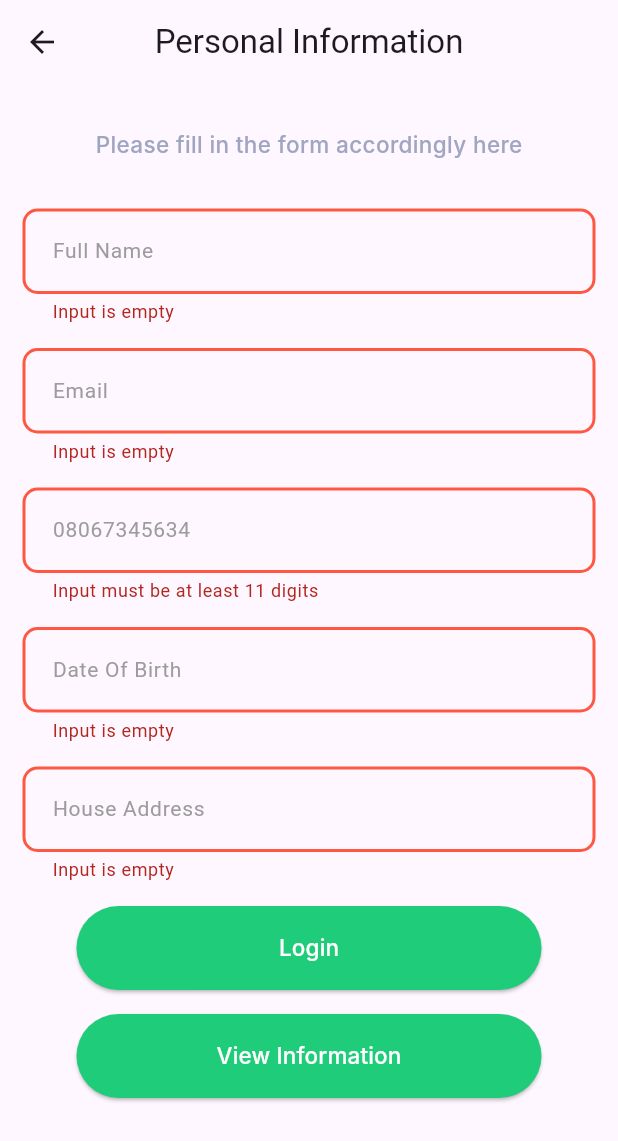
After one commit to beevers/ExpatSwap-FlutterTask, a Flutter app: the PersonalInfoScreen screen opened directly, after a tap on "Login", on a phone screen of 412 x 824 dp. The commit adds this screen. Shown: the top 1141 px of the screen. Run offline on Flutter 3.47's test engine with Material 2 defaults, Android fonts, the phone set to English and light mode, and no system bars; our stand-ins replace animated_splash_screen, flutter_riverpod, flutter_screenutil, get; Roboto replaces fonts that are missing (Inter).

Commit message:
added personal info UI alongside helpful classes

```diff
--- /dev/null
+++ b/lib/data/controllers/form_controller/text_form_cont.dart
@@ -0,0 +1,8 @@
+import 'package:flutter/material.dart';
+
+//Personal Information Form Controllers
+final TextEditingController nameController = TextEditingController();
+final TextEditingController emailController = TextEditingController();
+final TextEditingController phoneController = TextEditingController();
+final TextEditingController dobController = TextEditingController();
+final TextEditingController addressController = TextEditingController();
--- /dev/null
+++ b/lib/data/helper/validation_helper.dart
@@ -0,0 +1,59 @@
+class ValidationHelper {
+  static String? isValidInput(String? data,
+      {int? minLength = 1, int? maxLength}) {
+    if (data == null) return 'Input is empty';
+    data = data.trim();
+    if (data.isEmpty) return 'Input is empty';
+    if (data.length < (minLength == 5 ? 1 : minLength ?? 1)) {
+      return 'Input is lesser than $minLength characters.';
+    }
+    if (maxLength != null) {
+      if (data.length > maxLength) {
+        return "Input must be at most $maxLength characters.";
+      }
+    }
+    return null;
+  }
+
+  static String? isValidString(String data, {int? minLength}) {
+    data = data.trim();
+    String? result = isValidInput(data, minLength: minLength);
+    if (result != null) return result;
+
+    final RegExp charRegExp = RegExp('[0-9]');
+    if (charRegExp.hasMatch(data)) return 'Input is not valid';
+    return null;
+  }
+
+  static String? isValidEmail(String data, {int? minLength}) {
+    data = data.trim();
+    String? result = isValidInput(data, minLength: minLength);
+    if (result != null) return result;
+
+    final RegExp charRegExp = RegExp(
+        r'^(([^<>()[\]\\.,;:\s@\"]+(\.[^<>()[\]\\.,;:\s@\"]+)*)|(\".+\"))@((\[[0-9]{1,3}\.[0-9]{1,3}\.[0-9]{1,3}\.[0-9]{1,3}\])|(([a-zA-Z\-0-9]+\.)+[a-zA-Z]{2,}))$');
+    if (!charRegExp.hasMatch(data)) return 'Input is not a valid email';
+    return null;
+  }
+
+  static String? isValidPhoneNumber(String data,
+      {int minLength = 11, int maxLength = 11}) {
+    data = data.trim();
+    String? result = isValidInput(
+      data,
+      minLength: minLength,
+    );
+    if (data.length > maxLength) {
+      return "Input must be at most $maxLength digits";
+    }
+    if (data.length < minLength) {
+      return "Input must be at least $minLength digits";
+    }
+    if (result != null) return result;
+
+    // ignore: unused_local_variable
+    final RegExp charRegExp = RegExp(r'(^(?:[+0]9)?[0-9]{10,12}$)');
+    // if(!charRegExp.hasMatch(data)) return 'Input is not a valid mobile number';
+    return null;
+  }
+}
--- a/lib/view/presentation/auth/app_login_screen.dart
+++ b/lib/view/presentation/auth/app_login_screen.dart
@@ -1,10 +1,12 @@
 import 'package:flutter/material.dart';
 import 'package:flutter_riverpod/flutter_riverpod.dart';
+import 'package:get/get.dart';
 
 import '../../../data/utils/space_utils.dart';
 import '../../theme/app_color.dart';
 import '../../theme/text_style.dart';
 import '../../widget/button_widget/app_button.dart';
+import '../home/personal_info_screen.dart';
 
 class AppLoginScreen extends ConsumerStatefulWidget {
   const AppLoginScreen({super.key});
@@ -40,16 +42,18 @@ class _AppLoginScreenState extends ConsumerState<AppLoginScreen> {
                   ),
                   SpaceUtil.h(8),
                   Text(
-                    "Please Sign using your google account here",
+                    "Please Sign In using your google account here",
                     style: RecipeText.small(),
                   ),
                   SpaceUtil.h(128),
                   AppButton(
-                      imageTitle: "assets/images/google.png",
-                      color: red,
-                      isLoading: false,
-                      function: () {},
-                      isLarge: true),
+                    imageTitle: "assets/images/google.png",
+                    color: red,
+                    isLoading: false,
+                    function: () {
+                      Get.to(() => const PersonalInfoScreen());
+                    },
+                  ),
                 ],
               ),
             ),
--- /dev/null
+++ b/lib/view/presentation/home/personal_info_screen.dart
@@ -0,0 +1,116 @@
+import 'package:expatswap_fluttertask/data/utils/space_utils.dart';
+import 'package:flutter/material.dart';
+import 'package:flutter_riverpod/flutter_riverpod.dart';
+
+import '../../../data/controllers/form_controller/text_form_cont.dart';
+import '../../../data/helper/validation_helper.dart';
+import '../../theme/text_style.dart';
+import '../../widget/button_widget/app_button.dart';
+import '../../widget/form_widget/app_formfield.dart';
+
+class PersonalInfoScreen extends ConsumerStatefulWidget {
+  const PersonalInfoScreen({super.key});
+  @override
+  ConsumerState<ConsumerStatefulWidget> createState() =>
+      _PersonalInfoScreenState();
+}
+
+class _PersonalInfoScreenState extends ConsumerState<PersonalInfoScreen> {
+  final GlobalKey<FormState> _formKey = GlobalKey<FormState>();
+  @override
+  Widget build(BuildContext context) {
+    return Scaffold(
+      appBar: AppBar(
+        title: const Text("Personal Information"),
+        centerTitle: true,
+      ),
+      body: SingleChildScrollView(
+        child: Padding(
+          padding: const EdgeInsets.only(top: 30, left: 15, right: 15),
+          child: Form(
+            key: _formKey,
+            child: Column(
+              mainAxisAlignment: MainAxisAlignment.start,
+              children: [
+                Text(
+                  "Please fill in the form accordingly here",
+                  style: RecipeText.small(),
+                ),
+                SpaceUtil.h(32),
+                AppFormField(
+                  hintText: 'Full Name',
+                  validator: (value) =>
+                      ValidationHelper.isValidString(value.toString()),
+                  controller: nameController,
+                ),
+                SpaceUtil.h(16),
+                AppFormField(
+                  keyboardType: TextInputType.emailAddress,
+                  hintText: 'Email',
+                  validator: (value) =>
+                      ValidationHelper.isValidEmail(value.toString()),
+                  controller: emailController,
+                ),
+                SpaceUtil.h(16),
+                AppFormField(
+                  keyboardType: TextInputType.phone,
+                  hintText: '08067345634',
+                  validator: (value) =>
+                      ValidationHelper.isValidPhoneNumber(value.toString()),
+                  controller: phoneController,
+                ),
+                SpaceUtil.h(16),
+                AppFormField(
+                  hintText: 'Date Of Birth',
+                  validator: (value) =>
+                      ValidationHelper.isValidInput(value.toString()),
+                  controller: dobController,
+                  onTap: () async {
+                    DateTime? date = (await showDatePicker(
+                      context: context,
+                      initialDate:
+                          DateTime.now().subtract(const Duration(days: 5136)),
+                      firstDate:
+                          DateTime.now().subtract(const Duration(days: 29280)),
+                      lastDate:
+                          DateTime.now().subtract(const Duration(days: 3979)),
+                    ));
+                    if (date != null) {
+                      dobController.text =
+                          "${date.year}-${date.month}-${date.day}";
+                    }
+                  },
+                ),
+                SpaceUtil.h(16),
+                AppFormField(
+                  hintText: 'House Address',
+                  validator: (value) =>
+                      ValidationHelper.isValidInput(value.toString()),
+                  controller: addressController,
+                ),
+                SpaceUtil.h(16),
+                AppButton(
+                  isLoading: false,
+                  title: "Login",
+                  function: () async {
+                    FocusScope.of(context).unfocus();
+                    if (_formKey.currentState!.validate()) {}
+                  },
+                ),
+                SpaceUtil.h(16),
+                AppButton(
+                  isLoading: false,
+                  title: "View Information",
+                  function: () async {
+                    FocusScope.of(context).unfocus();
+                    if (_formKey.currentState!.validate()) {}
+                  },
+                ),
+              ],
+            ),
+          ),
+        ),
+      ),
+    );
+  }
+}
--- a/lib/view/widget/button_widget/app_button.dart
+++ b/lib/view/widget/button_widget/app_button.dart
@@ -6,7 +6,6 @@ import '../../theme/text_style.dart';
 class AppButton extends ConsumerWidget {
   final String? imageTitle;
   final bool isLoading;
-  final bool isLarge;
   final String? title;
   final Function()? function;
   final Color color;
@@ -15,7 +14,6 @@ class AppButton extends ConsumerWidget {
       this.title,
       this.imageTitle,
       required this.function,
-      required this.isLarge,
       this.color = const Color(0xff1FCC79),
       super.key});
   @override
@@ -23,7 +21,7 @@ class AppButton extends ConsumerWidget {
     return ElevatedButton(
         style: ElevatedButton.styleFrom(
             backgroundColor: color,
-            minimumSize: isLarge ? Size(327.w, 56.h) : Size(150.w, 56.h),
+            minimumSize: Size(310.w, 56.h),
             shape: RoundedRectangleBorder(
                 borderRadius: BorderRadius.circular(90.r))),
         onPressed: function,
--- a/lib/view/widget/form_widget/app_formfield.dart
+++ b/lib/view/widget/form_widget/app_formfield.dart
@@ -1,76 +1,89 @@
 import 'package:expatswap_fluttertask/view/theme/app_color.dart';
 import 'package:flutter/material.dart';
+import 'package:flutter/services.dart';
 import 'package:flutter_riverpod/flutter_riverpod.dart';
 import 'package:flutter_screenutil/flutter_screenutil.dart';
 
-class AppFormField extends ConsumerWidget {
-  final bool? readOnly;
-  final Function()? suffixAction;
+class AppFormField extends ConsumerStatefulWidget {
+  final String? hintText;
+  final Widget? suffixIcon;
+  final Function()? onTap;
+  final int? maxLines;
+  final int? minLines;
+  final TextInputType? keyboardType;
+  final TextEditingController? controller;
   final String? Function(String?)? validator;
-  final TextEditingController controller;
-  final Function()? onTap;
-  final IconData? suffixIcon;
-  final bool isIcon;
-  final bool isObscure;
-  final String? iconImage;
-  final String title;
-  final IconData? prefixIcon;
-  const AppFormField({
-    this.suffixAction,
-    this.readOnly,
+  final bool hasBorder;
+  final EdgeInsets? padding;
+  final List<TextInputFormatter>? formatter;
+
+  AppFormField({
+    super.key,
     this.onTap,
-    required this.isObscure,
-    required this.validator,
-    required this.controller,
-    super.key,
-    required this.isIcon,
-    this.prefixIcon,
-    this.iconImage,
+    this.hintText,
     this.suffixIcon,
-    required this.title,
+    this.maxLines = 1,
+    this.minLines = 1,
+    this.keyboardType,
+    this.controller,
+    this.validator,
+    this.hasBorder = true,
+    this.padding,
+    this.formatter,
   });
+  final obscureTextProvider = StateProvider((ref) => true);
 
   @override
-  Widget build(BuildContext context, WidgetRef ref) {
-    return Padding(
-      padding: EdgeInsets.only(left: 20.w, right: 20.w),
-      child: SizedBox(
-        width: double.infinity,
-        height: 56.h,
-        child: TextFormField(
-          readOnly: readOnly ?? false,
-          onTap: onTap,
-          obscureText: isObscure,
-          autovalidateMode: AutovalidateMode.onUserInteraction,
-          validator: validator,
-          controller: controller,
-          cursorColor: green,
-          decoration: InputDecoration(
-              //In this case a notify is displaying the error message.
-              errorStyle: const TextStyle(fontSize: 0),
-              suffixIcon: IconButton(
-                onPressed: suffixAction,
-                icon: Icon(suffixIcon),
-                color: Colors.black,
-              ),
-              // hintStyle: RecipeText.small(),
-              hintText: title,
-              filled: true,
-              fillColor: Colors.white,
-              errorBorder: OutlineInputBorder(
-                  borderRadius: BorderRadius.circular(40.r),
-                  borderSide: BorderSide(width: 1.5, color: red)),
-              focusedErrorBorder: OutlineInputBorder(
-                  borderRadius: BorderRadius.circular(40.r),
-                  borderSide: BorderSide(width: 1.5, color: red)),
-              focusedBorder: OutlineInputBorder(
-                  borderRadius: BorderRadius.circular(40.r),
-                  borderSide: BorderSide(
-                      width: 1.5, color: readOnly == null ? green : grey)),
-              enabledBorder: OutlineInputBorder(
-                  borderSide: BorderSide(color: grey),
-                  borderRadius: BorderRadius.circular(40.r))),
+  ConsumerState<ConsumerStatefulWidget> createState() => _AppFormFieldState();
+}
+
+class _AppFormFieldState extends ConsumerState<AppFormField> {
+  @override
+  Widget build(BuildContext context) {
+    return TextFormField(
+      onTap: widget.onTap,
+      autovalidateMode: AutovalidateMode.onUserInteraction,
+      inputFormatters: widget.formatter,
+      cursorColor: Colors.black,
+      validator: widget.validator,
+      controller: widget.controller,
+      style: const TextStyle(fontSize: 14, fontWeight: FontWeight.w400),
+      keyboardType: widget.keyboardType,
+      maxLines: widget.maxLines,
+      minLines: widget.minLines,
+      decoration: InputDecoration(
+        hintText: widget.hintText,
+        hintStyle: const TextStyle(
+          fontSize: 14,
+          color: Color(0xff9C9C9C),
+          fontWeight: FontWeight.w400,
         ),
+        border: OutlineInputBorder(
+          borderSide: widget.hasBorder
+              ? BorderSide(color: grey, width: 1.2.w)
+              : BorderSide.none,
+          borderRadius: BorderRadius.circular(10.r),
+        ),
+        enabledBorder: OutlineInputBorder(
+          borderSide: widget.hasBorder
+              ? BorderSide(color: grey, width: 1.2.w)
+              : BorderSide.none,
+          borderRadius: BorderRadius.circular(10.r),
+        ),
+        errorBorder: OutlineInputBorder(
+          borderSide: BorderSide(color: red, width: 2.w),
+          borderRadius: BorderRadius.circular(10.r),
+        ),
+        focusedBorder: OutlineInputBorder(
+          borderSide: widget.hasBorder
+              ? BorderSide(color: green, width: 2.w)
+              : BorderSide.none,
+          borderRadius: BorderRadius.circular(10.r),
+        ),
+        fillColor: Theme.of(context).scaffoldBackgroundColor,
+        filled: true,
+        contentPadding: widget.padding ??
+            EdgeInsets.symmetric(horizontal: 16.w, vertical: 18.h),
       ),
     );
   }
```
